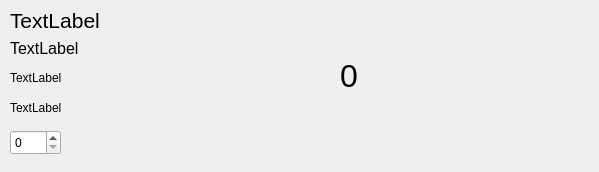
Before: the Qt Designer form src/gui/huntwindow.ui in moothodical/ShinyHunt, drawn with Qt 5.
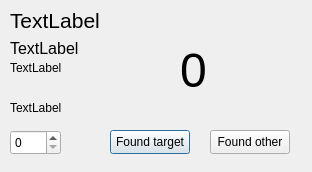
After: the same form once the commit is applied.

```diff
--- a/src/gui/huntwindow.ui
+++ b/src/gui/huntwindow.ui
@@ -6,7 +6,7 @@
    <rect>
     <x>0</x>
     <y>0</y>
-    <width>599</width>
+    <width>312</width>
     <height>172</height>
    </rect>
   </property>
@@ -36,7 +36,7 @@
     <rect>
      <x>10</x>
      <y>40</y>
-     <width>211</width>
+     <width>161</width>
      <height>16</height>
     </rect>
    </property>
@@ -62,15 +62,15 @@
   <widget class="QLabel" name="encountersLabel">
    <property name="geometry">
     <rect>
-     <x>340</x>
-     <y>10</y>
-     <width>231</width>
-     <height>131</height>
+     <x>180</x>
+     <y>40</y>
+     <width>151</width>
+     <height>61</height>
     </rect>
    </property>
    <property name="font">
     <font>
-     <pointsize>24</pointsize>
+     <pointsize>36</pointsize>
     </font>
    </property>
    <property name="text">
@@ -81,8 +81,8 @@
    <property name="geometry">
     <rect>
      <x>10</x>
-     <y>70</y>
-     <width>211</width>
+     <y>60</y>
+     <width>161</width>
      <height>16</height>
     </rect>
    </property>
@@ -103,6 +103,32 @@
     <string>TextLabel</string>
    </property>
   </widget>
+  <widget class="QPushButton" name="targetButton">
+   <property name="geometry">
+    <rect>
+     <x>110</x>
+     <y>130</y>
+     <width>80</width>
+     <height>24</height>
+    </rect>
+   </property>
+   <property name="text">
+    <string>Found target</string>
+   </property>
+  </widget>
+  <widget class="QPushButton" name="phaseButton">
+   <property name="geometry">
+    <rect>
+     <x>210</x>
+     <y>130</y>
+     <width>80</width>
+     <height>24</height>
+    </rect>
+   </property>
+   <property name="text">
+    <string>Found other</string>
+   </property>
+  </widget>
  </widget>
  <resources/>
  <connections/>
```
